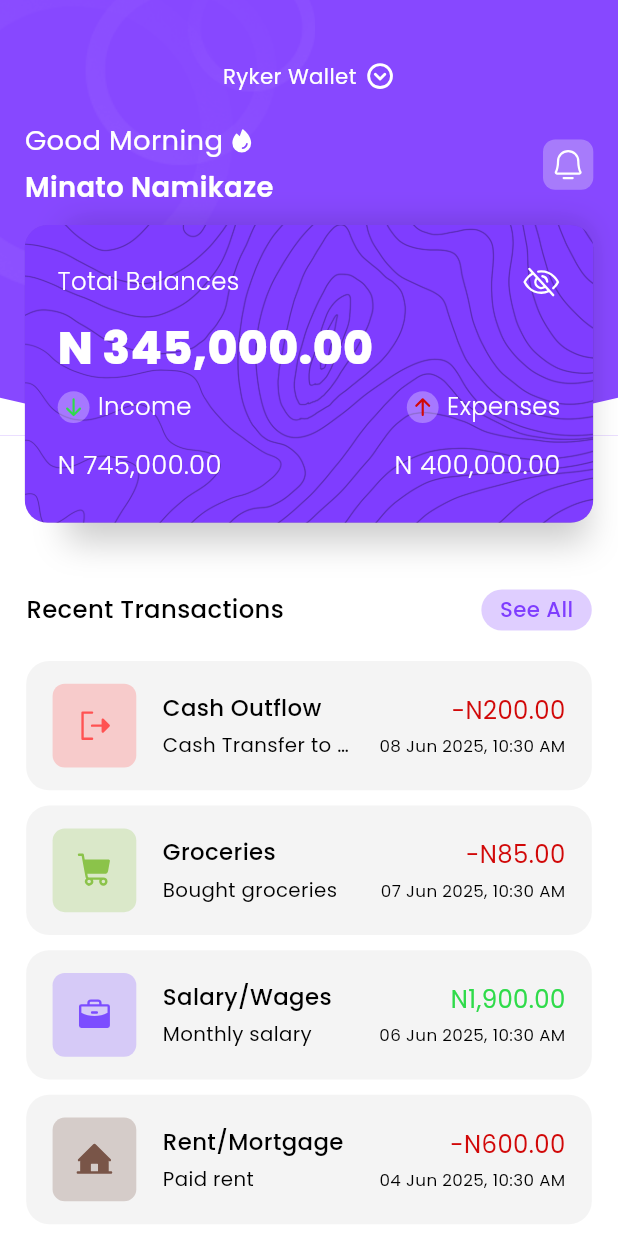
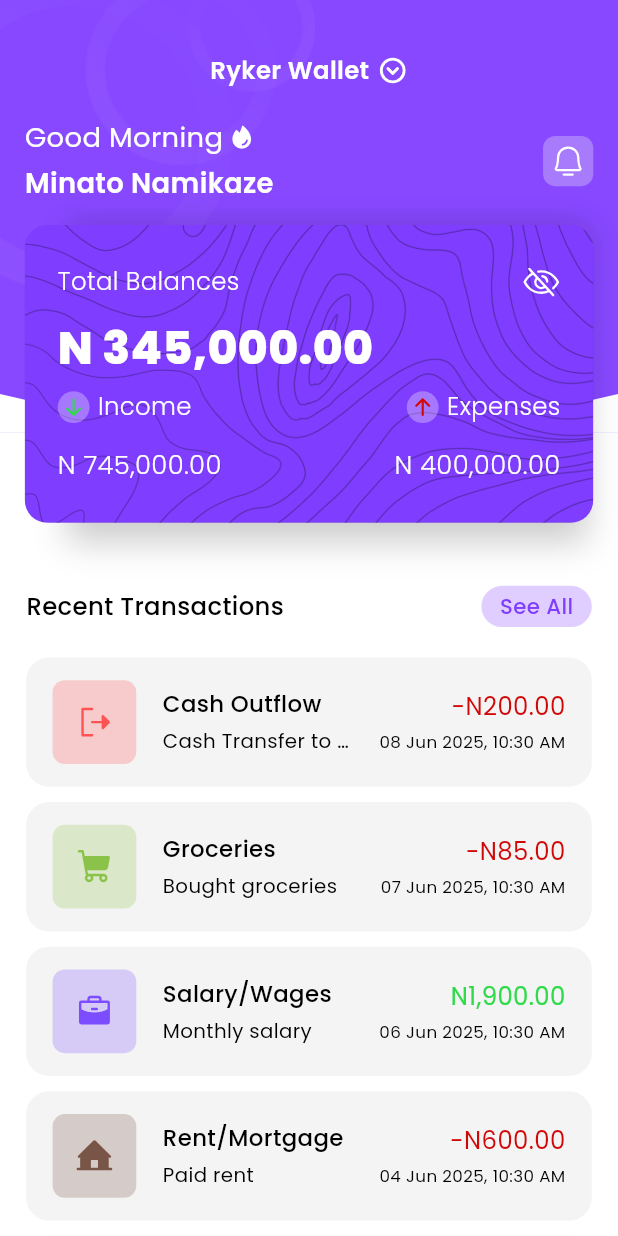
Before and after one commit to DannylSyph3r/montra-expense-tracker, a Flutter app: the HomeView screen opened directly, on a phone screen of 412 x 824 dp. Run offline on Flutter 3.47's test engine with Material 3 defaults, Android fonts, the phone set to English and light mode, and no system bars; our stand-ins replace another_flushbar, bloc, dotted_border, equatable, file_picker, fl_chart and 12 more.

Commit message:
Text Size ADJ on home screen

```diff
--- a/lib/features/home/views/home_view.dart
+++ b/lib/features/home/views/home_view.dart
@@ -49,11 +49,11 @@ class _HomeViewState extends State<HomeView> {
                 ),
                 Column(
                   children: [
-                    40.sbH,
+                    35.sbH,
                     Row(
                       mainAxisSize: MainAxisSize.min,
                       children: [
-                        "Ryker Wallet".txt14(color: Palette.whiteColor, fontW: F.w4),
+                        "Ryker Wallet".txt16(color: Palette.whiteColor, fontW: F.w6),
                         5.sbW,
                         Icon(
                                 PhosphorIconsBold.caretCircleDown,
```
